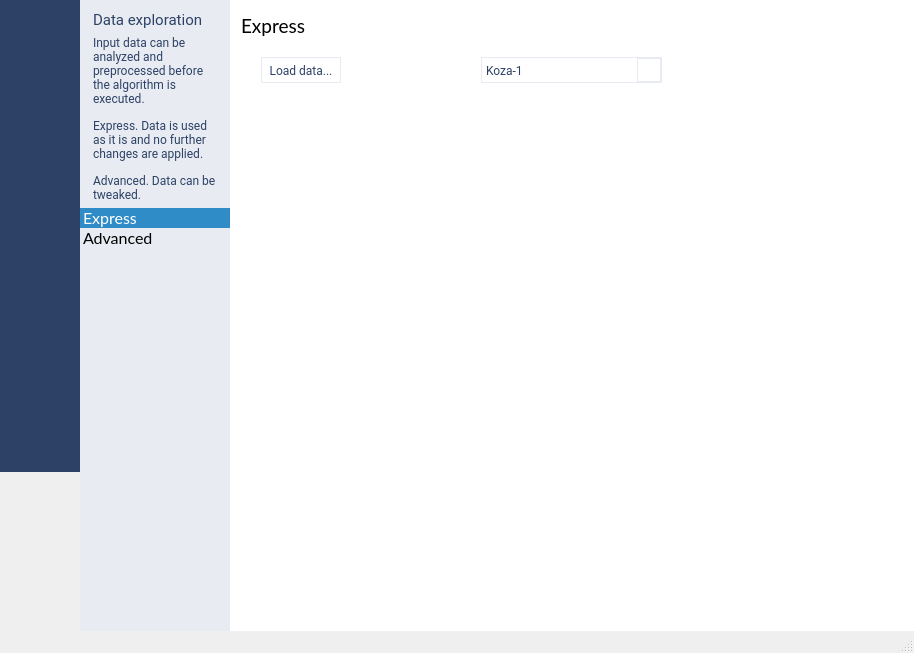
This is source/mainwidget.ui in emigdioz/LeafGP as Qt 5 draws it before an edit. The edited form follows.
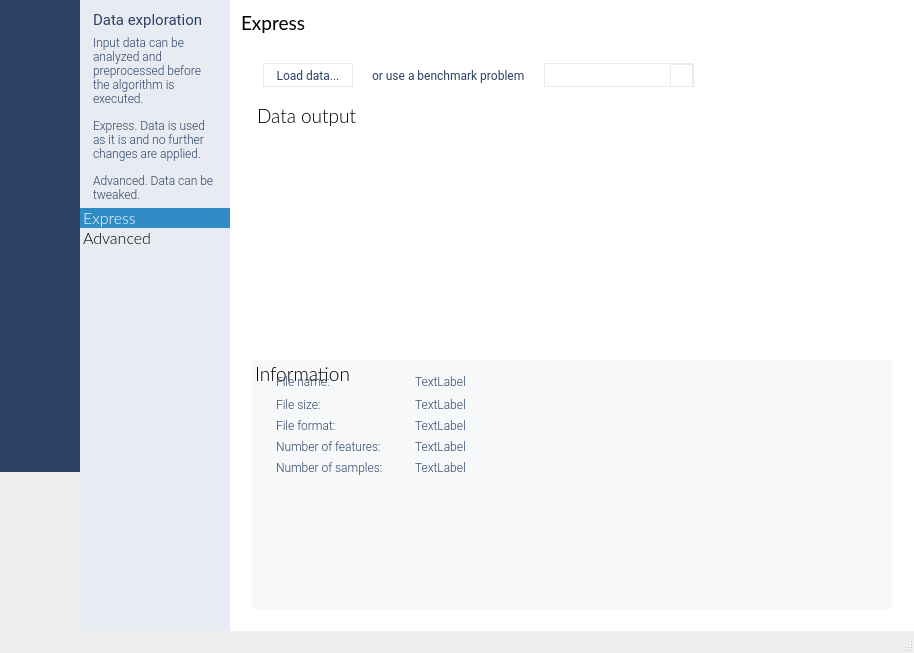
This is the edited form. Icons and pictures are not drawn. Custom widgets are drawn as their Qt base class.

```diff
--- a/source/mainwidget.ui
+++ b/source/mainwidget.ui
@@ -266,7 +266,7 @@
 	border-width: 1px;
 	border-color: rgb(232,236,242);
 	font-family: Roboto;
-	font-weight: light;
+	font-weight: normal;
 	font-size: 9pt;
 	color: rgb(45,65,102);
 }
@@ -292,9 +292,10 @@
 	border-width: 1px;
 	border-color: rgb(232,236,242);
 	font-family: Roboto;
-	font-weight: light;
+	font-weight: normal;
 	font-size: 9pt;
 	color: rgb(45,65,102);
+	combobox-popup: 0;
 }
 
 QComboBox:on {
@@ -303,9 +304,10 @@
 }
 
 QComboBox::drop-down {
-	subcontrol-origin: padding;
     subcontrol-position: top right;
     width: 22px;	
+	height: 21px;
+	padding-right: -1px;
     border-style: solid;
 	border-width: 1px;
 	border-color: rgb(232,236,242);
@@ -319,10 +321,68 @@
 	image: url(:/icons/resources/images/downarrow.png);
 }
 
-QComboBox::down-arrow:on { 
-    top: 1px;
-    left: 1px;
-}</string>
+QComboBox QAbstractItemView {
+    border: 2px solid;
+	border-color: rgb(232,236,242);
+	background-color: rgb(246,248,250);
+    selection-background-color: rgb(232,236,242);
+	selection-color: rgb(45,65,102);
+	color: rgb(45,65,102);
+}
+
+QGroupBox {
+	font-family: Lato;
+	font-weight: 200;
+	font-size: 14pt;
+	border: 0;
+	background-color: rgb(246,248,250);
+	margin-top: 3ex;
+}
+
+ QScrollBar:vertical {
+     border: 0;
+     background: rgb(246,248,250);
+     width: 20px;
+     margin: 22px 0 22px 0;
+ }
+ QScrollBar::handle:vertical {
+     background: rgb(232,236,242);
+     min-height: 20px;
+ }
+ QScrollBar::handle:hover:vertical {
+     background: rgb(182,194,214);
+ }
+
+ QScrollBar::add-line:vertical {
+     border: 0;
+     height: 20px;
+     subcontrol-position: bottom;
+     subcontrol-origin: margin;
+ }
+
+ QScrollBar::sub-line:vertical {
+     border: 0;
+     height: 20px;
+     subcontrol-position: top;
+     subcontrol-origin: margin;
+ }
+ QScrollBar::up-arrow:vertical {
+	background-image: url(:/icons/resources/images/scrollbar_uparrow.png);
+ }
+ QScrollBar::up-arrow:hover:vertical {
+	background-image: url(:/icons/resources/images/scrollbar_uparrow_hover.png);
+ }
+
+ QScrollBar::down-arrow:vertical {
+	background-image: url(:/icons/resources/images/scrollbar_downarrow.png);
+}
+ QScrollBar::down-arrow:hover:vertical {
+	background-image: url(:/icons/resources/images/scrollbar_downarrow_hover.png);
+}
+
+ QScrollBar::add-page:vertical, QScrollBar::sub-page:vertical {
+     background: none;
+ }</string>
       </property>
       <property name="currentIndex">
        <number>0</number>
@@ -399,7 +459,7 @@
                 <string notr="true">QLabel
 {
 	font-family: Roboto;
-	font-weight: light;
+	font-weight: 200;
 	font-size: 9pt;
 	padding-left: 10px;
 	padding-right: 10px;
@@ -425,7 +485,7 @@
 	background: rgb(232,236,242);
 	border: none;
 	font-family: Lato;
-	font-weight: light;
+	font-weight: 200;
 	font-size:12pt;
 }
 
@@ -443,7 +503,6 @@
 {
 	background-image: url(:/icons/resources/images/sidebar2_back_selected.png);
 	background-position: center;
-	font-weight: regular;	
 	color: rgb(0, 0, 0);
 }</string>
                </property>
@@ -488,7 +547,7 @@
                  <string notr="true">QLabel
 {
 	font-family: Lato;
-	font-weight: light;
+	font-weight: normal;
 	font-size: 14pt;
 }</string>
                 </property>
@@ -505,50 +564,314 @@
                 <property name="frameShadow">
                  <enum>QFrame::Raised</enum>
                 </property>
-                <widget class="QPushButton" name="pushButton">
-                 <property name="geometry">
-                  <rect>
-                   <x>20</x>
-                   <y>10</y>
-                   <width>80</width>
-                   <height>26</height>
-                  </rect>
-                 </property>
-                 <property name="text">
-                  <string>Load data...</string>
-                 </property>
-                 <property name="flat">
-                  <bool>false</bool>
-                 </property>
-                </widget>
-                <widget class="QComboBox" name="comboBox">
-                 <property name="geometry">
-                  <rect>
-                   <x>240</x>
-                   <y>10</y>
-                   <width>181</width>
-                   <height>26</height>
-                  </rect>
-                 </property>
-                 <property name="frame">
-                  <bool>true</bool>
-                 </property>
-                 <item>
-                  <property name="text">
-                   <string>Koza-1</string>
-                  </property>
+                <layout class="QGridLayout" name="gridLayout_20">
+                 <item row="0" column="0">
+                  <layout class="QVBoxLayout" name="verticalLayout_15">
+                   <item>
+                    <widget class="QFrame" name="frame_19">
+                     <property name="maximumSize">
+                      <size>
+                       <width>16777215</width>
+                       <height>64</height>
+                      </size>
+                     </property>
+                     <property name="frameShape">
+                      <enum>QFrame::NoFrame</enum>
+                     </property>
+                     <property name="frameShadow">
+                      <enum>QFrame::Raised</enum>
+                     </property>
+                     <layout class="QGridLayout" name="gridLayout_21">
+                      <item row="0" column="0">
+                       <layout class="QHBoxLayout" name="horizontalLayout">
+                        <item>
+                         <widget class="QPushButton" name="loadButton">
+                          <property name="minimumSize">
+                           <size>
+                            <width>90</width>
+                            <height>24</height>
+                           </size>
+                          </property>
+                          <property name="text">
+                           <string>Load data...</string>
+                          </property>
+                          <property name="flat">
+                           <bool>false</bool>
+                          </property>
+                         </widget>
+                        </item>
+                        <item>
+                         <widget class="QLabel" name="label_19">
+                          <property name="styleSheet">
+                           <string notr="true">QLabel
+{
+	font-family: Roboto;
+	font-weight: normal;
+	font-size: 9pt;
+	padding-left: 10px;
+	padding-right: 10px;
+	color: rgb(45,65,102);
+}</string>
+                          </property>
+                          <property name="text">
+                           <string>or use a benchmark problem</string>
+                          </property>
+                         </widget>
+                        </item>
+                        <item>
+                         <widget class="QComboBox" name="comboBox">
+                          <property name="minimumSize">
+                           <size>
+                            <width>150</width>
+                            <height>24</height>
+                           </size>
+                          </property>
+                          <property name="currentIndex">
+                           <number>-1</number>
+                          </property>
+                          <property name="maxVisibleItems">
+                           <number>8</number>
+                          </property>
+                          <property name="frame">
+                           <bool>true</bool>
+                          </property>
+                          <item>
+                           <property name="text">
+                            <string>Koza-1</string>
+                           </property>
+                          </item>
+                          <item>
+                           <property name="text">
+                            <string>Koza-2</string>
+                           </property>
+                          </item>
+                          <item>
+                           <property name="text">
+                            <string>Koza-3</string>
+                           </property>
+                          </item>
+                          <item>
+                           <property name="text">
+                            <string>Nguyen-1</string>
+                           </property>
+                          </item>
+                          <item>
+                           <property name="text">
+                            <string>Nguyen-3</string>
+                           </property>
+                          </item>
+                          <item>
+                           <property name="text">
+                            <string>Nguyen-4</string>
+                           </property>
+                          </item>
+                          <item>
+                           <property name="text">
+                            <string>Nguyen-5</string>
+                           </property>
+                          </item>
+                          <item>
+                           <property name="text">
+                            <string>Nguyen-6</string>
+                           </property>
+                          </item>
+                          <item>
+                           <property name="text">
+                            <string>Nguyen-7</string>
+                           </property>
+                          </item>
+                          <item>
+                           <property name="text">
+                            <string>Nguyen-8</string>
+                           </property>
+                          </item>
+                          <item>
+                           <property name="text">
+                            <string>Nguyen-9</string>
+                           </property>
+                          </item>
+                          <item>
+                           <property name="text">
+                            <string>Nguyen-10</string>
+                           </property>
+                          </item>
+                         </widget>
+                        </item>
+                        <item>
+                         <spacer name="horizontalSpacer">
+                          <property name="orientation">
+                           <enum>Qt::Horizontal</enum>
+                          </property>
+                          <property name="sizeHint" stdset="0">
+                           <size>
+                            <width>40</width>
+                            <height>20</height>
+                           </size>
+                          </property>
+                         </spacer>
+                        </item>
+                       </layout>
+                      </item>
+                     </layout>
+                    </widget>
+                   </item>
+                   <item>
+                    <widget class="QLabel" name="label_30">
+                     <property name="maximumSize">
+                      <size>
+                       <width>16777215</width>
+                       <height>25</height>
+                      </size>
+                     </property>
+                     <property name="styleSheet">
+                      <string notr="true">QLabel {
+	font-family: Lato;
+	font-weight: 200;
+	font-size: 14pt;
+padding-left: 1px;
+}</string>
+                     </property>
+                     <property name="text">
+                      <string>Data output</string>
+                     </property>
+                    </widget>
+                   </item>
+                   <item>
+                    <widget class="QCustomPlot" name="previewPlot" native="true">
+                     <property name="minimumSize">
+                      <size>
+                       <width>0</width>
+                       <height>220</height>
+                      </size>
+                     </property>
+                    </widget>
+                   </item>
+                   <item>
+                    <widget class="QGroupBox" name="InfoBox">
+                     <property name="enabled">
+                      <bool>true</bool>
+                     </property>
+                     <property name="styleSheet">
+                      <string notr="true">QLabel
+{
+	font-family: Roboto;
+	font-weight: 200;
+	font-size: 9pt;
+	padding-left: 10px;
+	padding-right: 10px;
+	color: rgb(45,65,102);
+}</string>
+                     </property>
+                     <property name="title">
+                      <string>Information</string>
+                     </property>
+                     <layout class="QGridLayout" name="gridLayout_23">
+                      <item row="0" column="0">
+                       <layout class="QGridLayout" name="gridLayout_22">
+                        <item row="4" column="1">
+                         <widget class="QLabel" name="label_27">
+                          <property name="text">
+                           <string>TextLabel</string>
+                          </property>
+                         </widget>
+                        </item>
+                        <item row="1" column="0">
+                         <widget class="QLabel" name="label_22">
+                          <property name="text">
+                           <string>File size:</string>
+                          </property>
+                         </widget>
+                        </item>
+                        <item row="2" column="0">
+                         <widget class="QLabel" name="label_28">
+                          <property name="text">
+                           <string>File format:</string>
+                          </property>
+                         </widget>
+                        </item>
+                        <item row="3" column="0">
+                         <widget class="QLabel" name="label_24">
+                          <property name="text">
+                           <string>Number of features:</string>
+                          </property>
+                         </widget>
+                        </item>
+                        <item row="2" column="1">
+                         <widget class="QLabel" name="label_29">
+                          <property name="text">
+                           <string>TextLabel</string>
+                          </property>
+                         </widget>
+                        </item>
+                        <item row="3" column="1">
+                         <widget class="QLabel" name="label_25">
+                          <property name="text">
+                           <string>TextLabel</string>
+                          </property>
+                         </widget>
+                        </item>
+                        <item row="0" column="1">
+                         <widget class="QLabel" name="label_21">
+                          <property name="text">
+                           <string>TextLabel</string>
+                          </property>
+                         </widget>
+                        </item>
+                        <item row="0" column="0">
+                         <widget class="QLabel" name="label_20">
+                          <property name="text">
+                           <string>File name:</string>
+                          </property>
+                         </widget>
+                        </item>
+                        <item row="1" column="1">
+                         <widget class="QLabel" name="label_23">
+                          <property name="text">
+                           <string>TextLabel</string>
+                          </property>
+                         </widget>
+                        </item>
+                        <item row="4" column="0">
+                         <widget class="QLabel" name="label_26">
+                          <property name="text">
+                           <string>Number of samples:</string>
+                          </property>
+                         </widget>
+                        </item>
+                        <item row="0" column="2">
+                         <spacer name="horizontalSpacer_2">
+                          <property name="orientation">
+                           <enum>Qt::Horizontal</enum>
+                          </property>
+                          <property name="sizeHint" stdset="0">
+                           <size>
+                            <width>40</width>
+                            <height>20</height>
+                           </size>
+                          </property>
+                         </spacer>
+                        </item>
+                        <item row="5" column="0">
+                         <spacer name="verticalSpacer">
+                          <property name="orientation">
+                           <enum>Qt::Vertical</enum>
+                          </property>
+                          <property name="sizeHint" stdset="0">
+                           <size>
+                            <width>20</width>
+                            <height>40</height>
+                           </size>
+                          </property>
+                         </spacer>
+                        </item>
+                       </layout>
+                      </item>
+                     </layout>
+                    </widget>
+                   </item>
+                  </layout>
                  </item>
-                 <item>
-                  <property name="text">
-                   <string>Koza-2</string>
-                  </property>
-                 </item>
-                 <item>
-                  <property name="text">
-                   <string>Koza-3</string>
-                  </property>
-                 </item>
-                </widget>
+                </layout>
                </widget>
               </item>
              </layout>
@@ -1424,8 +1747,14 @@
   <widget class="QStatusBar" name="statusBar"/>
  </widget>
  <layoutdefault spacing="6" margin="11"/>
- <resources>
-  <include location="../media.qrc"/>
- </resources>
+ <customwidgets>
+  <customwidget>
+   <class>QCustomPlot</class>
+   <extends>QWidget</extends>
+   <header>qcustomplot.h</header>
+   <container>1</container>
+  </customwidget>
+ </customwidgets>
+ <resources/>
  <connections/>
 </ui>
```
Left out of the diff: 31 changed lines with no effect on the pictures.
